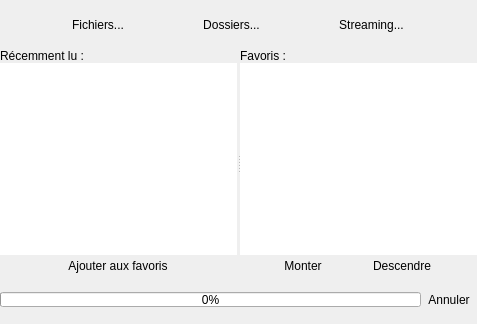
Above: src/opener.ui from RxLaboratory/Dumep before the change. Below: the same form after it.
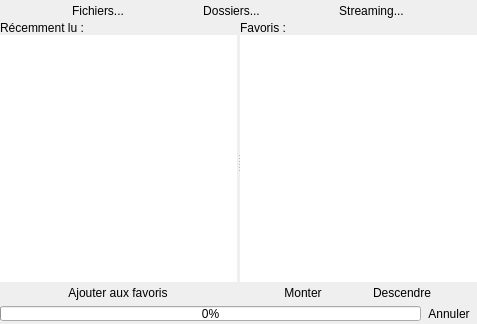
That is the form after the change. Icons and pictures are not drawn.

```diff
--- a/src/opener.ui
+++ b/src/opener.ui
@@ -53,6 +53,12 @@
    </property>
    <item>
     <widget class="QWidget" name="buttonsWidget" native="true">
+     <property name="sizePolicy">
+      <sizepolicy hsizetype="Preferred" vsizetype="Minimum">
+       <horstretch>0</horstretch>
+       <verstretch>0</verstretch>
+      </sizepolicy>
+     </property>
      <layout class="QHBoxLayout" name="horizontalLayout">
       <property name="spacing">
        <number>0</number>
@@ -143,6 +149,12 @@
    </item>
    <item>
     <widget class="QSplitter" name="splitter">
+     <property name="sizePolicy">
+      <sizepolicy hsizetype="Expanding" vsizetype="Expanding">
+       <horstretch>0</horstretch>
+       <verstretch>0</verstretch>
+      </sizepolicy>
+     </property>
      <property name="orientation">
       <enum>Qt::Horizontal</enum>
      </property>
@@ -208,7 +220,7 @@
        </item>
       </layout>
      </widget>
-     <widget class="QWidget" name="">
+     <widget class="QWidget" name="layoutWidget">
       <layout class="QVBoxLayout" name="verticalLayout">
        <property name="spacing">
         <number>0</number>
```
